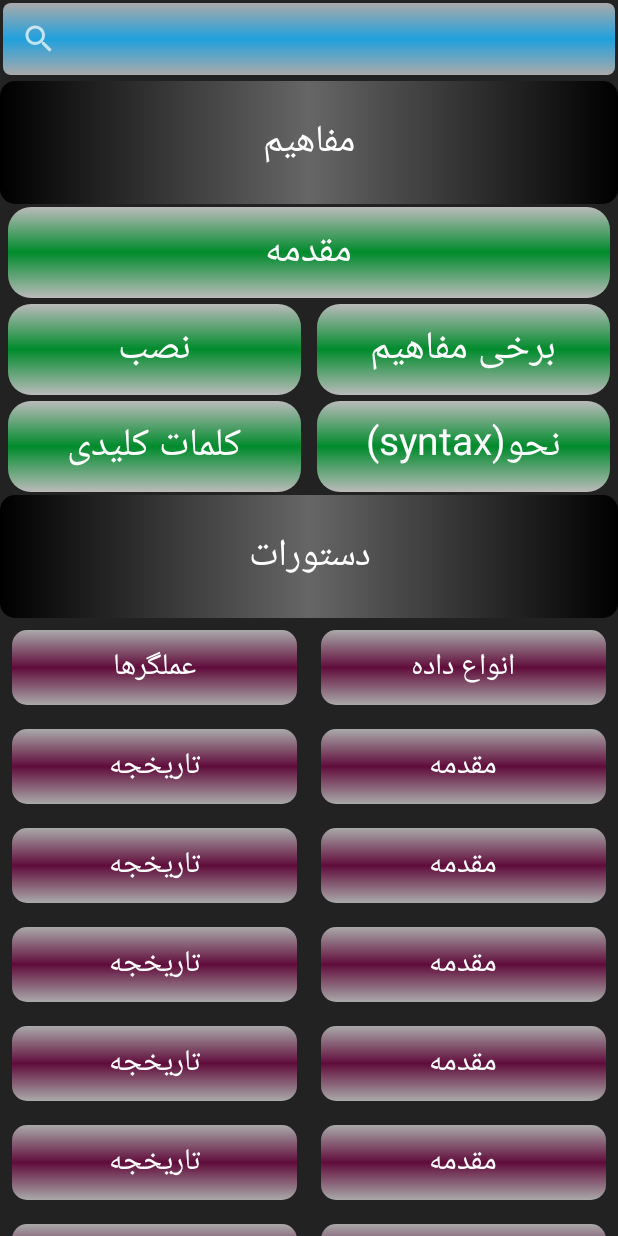
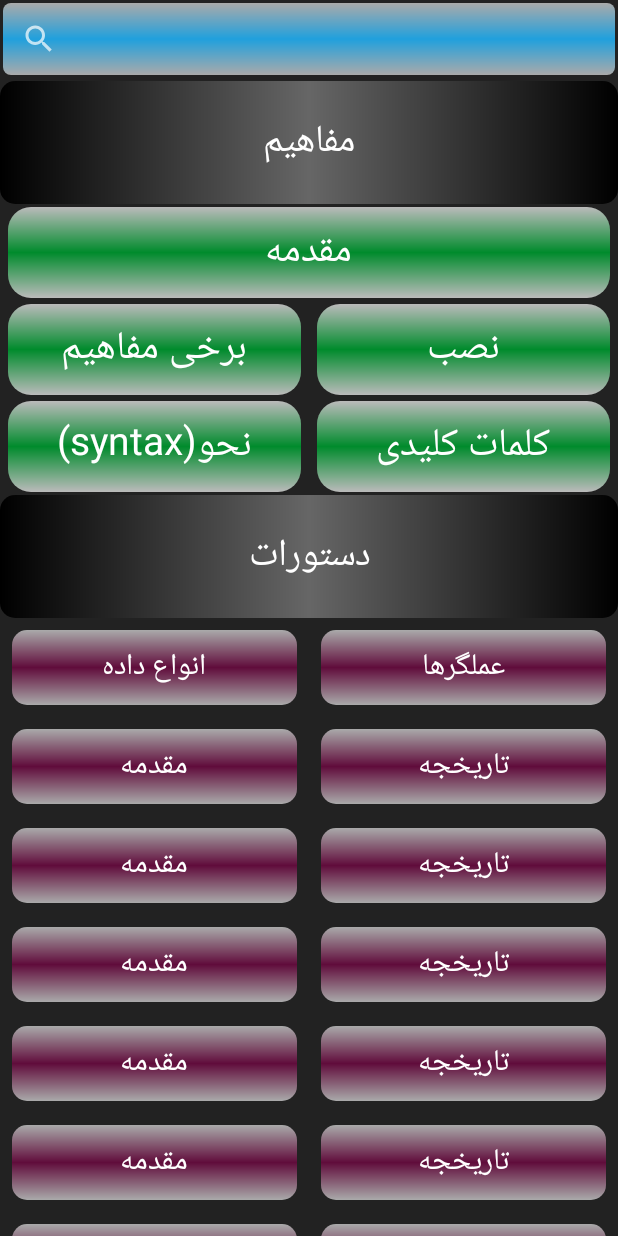
Before and after one commit to ahooee/SQL_learning_ANDROID, an Android app: the AmoozeshFehrestActivity screen opened directly, with no data from a screen before it, on a phone screen of 412 x 824 dp. Run offline under Robolectric (Android 15) with nearby library versions, the phone set to English and light mode, and no system bars.

Commit message:
کمی تغییر در AmoozeshFehrestActivity و EntekhabActivity

```diff
--- a/app/src/main/java/ir/linuxian/sql/activityha/AmoozeshFehrestActivity.java
+++ b/app/src/main/java/ir/linuxian/sql/activityha/AmoozeshFehrestActivity.java
@@ -1,8 +1,14 @@
 package ir.linuxian.sql.activityha;
 
+import android.content.Context;
 import android.content.Intent;
+import android.graphics.Color;
 import android.os.Bundle;
+import android.view.LayoutInflater;
 import android.view.View;
+import android.view.ViewGroup;
+import android.widget.LinearLayout;
+import android.widget.TextView;
 import android.widget.Toast;
 
 import androidx.appcompat.app.AppCompatActivity;
@@ -15,12 +21,17 @@ import java.util.List;
 
 import ir.linuxian.sql.R;
 import ir.linuxian.sql.adapterha.AmoozeshListAdapter;
+import ir.linuxian.sql.komakkar.AhooeeToast;
 import ir.linuxian.sql.komakkar.RecyclerTouchHandler;
 import ir.linuxian.sql.modelha.AmoozeshListModel;
 
 public class AmoozeshFehrestActivity extends AppCompatActivity {
 
     RecyclerView recyclerView;
+
+    LinearLayout linearAmoozesh;
+
+    TextView textView;
 
     List<AmoozeshListModel> amoozeshListModels;
 
@@ -32,113 +43,35 @@ public class AmoozeshFehrestActivity extends AppCompatActivity {
 
 
 
+
+
     @Override
     protected void onCreate(Bundle savedInstanceState) {
         super.onCreate(savedInstanceState);
         setContentView(R.layout.activity_fehrest_amoozesh);
 
 
+        init();
+
         listSaaz();
 
-        recyclerView = findViewById(R.id.recycler_amoozesh);
+        gridLayoutSetter(false);
 
-        amoozeshListAdapter =new AmoozeshListAdapter(amoozeshListModels);
+        jostojoo();
+
+
+        recyclerViewOnItemTouch();
 
 
 
 
-        GridLayoutManager gridLayoutManager = new GridLayoutManager(this,2);
-
-        GridLayoutManager.SpanSizeLookup spanSizeLookup = new GridLayoutManager.SpanSizeLookup() {
-            @Override
-            public int getSpanSize(int position) {
-
-
-                if(position <= 1 || position == 6 ){
-
-                    return 2;
-
-                }else if(position > 1 && position <=5){
-
-                    return 1;
-                }else if(position > 6){
-                    return 1;
-                }else{
-
-                    return 2;
-
-                }
-
-
-
-            }
-        };
-
-
-        gridLayoutManager.setSpanSizeLookup(spanSizeLookup);
-        recyclerView.setLayoutManager(gridLayoutManager);
+    }
 
 
 
 
-        recyclerView.setAdapter(amoozeshListAdapter);
 
-        searchView = findViewById(R.id.search_list);
-
-        searchView.setQueryHint("جستجو");
-
-        //assign the list to the new list
-        newamoozeshListModels = amoozeshListModels;
-
-        searchView.setOnQueryTextListener(new SearchView.OnQueryTextListener() {
-            @Override
-            public boolean onQueryTextSubmit(String query) {
-                return false;
-            }
-
-            @Override
-            public boolean onQueryTextChange(String newText) {
-
-                //for search in English pharse
-                newText = newText.toLowerCase();
-
-                newamoozeshListModels = new ArrayList<>();
-
-
-                if(newText.isEmpty()){
-
-                    newamoozeshListModels = amoozeshListModels;
-
-                }else {
-
-
-                    for (AmoozeshListModel amoozeshListModel : amoozeshListModels) {
-
-                        if (amoozeshListModel.getNaam().toLowerCase().contains(newText)) {
-
-                           if(!((amoozeshListModel.getGoone() == AmoozeshListModel.SARSAFHE) )) {
-
-                                newamoozeshListModels.add(amoozeshListModel);
-                            }
-
-
-
-                        }
-
-
-                    }
-
-                }
-
-                amoozeshListAdapter.search(newamoozeshListModels);
-
-
-                //Toast.makeText(AmoozeshFehrestActivity.this,newText,Toast.LENGTH_SHORT).show();
-                return false;
-            }
-        });
-
-
+    private void recyclerViewOnItemTouch() {
 
         recyclerView.addOnItemTouchListener(new RecyclerTouchHandler(AmoozeshFehrestActivity.this,new RecyclerTouchHandler.ClickKon() {
             @Override
@@ -155,13 +88,203 @@ public class AmoozeshFehrestActivity extends AppCompatActivity {
 
 
 
+    }
+
+    private void jostojoo() {
+
+
+        searchView.setQueryHint(getResources().getString(R.string.search));
+
+        //assign the list to the new list
+        newamoozeshListModels = amoozeshListModels;
+
+        searchView.setOnQueryTextListener(new SearchView.OnQueryTextListener() {
+            @Override
+            public boolean onQueryTextSubmit(String query) {
+
+                int natayej = 0;
+                for(AmoozeshListModel amoozeshListModel : amoozeshListModels){
+
+                    if(amoozeshListModel.getNaam().toLowerCase().contains(query) &&
+                            !((amoozeshListModel.getGoone() == AmoozeshListModel.SARSAFHE) ))
+                        natayej = natayej +1;
+                }
+
+                String searchToast;
+
+                if(natayej>0){
+
+                    searchToast = natayej+" "+getString(R.string.search_toast);
+                }else {
+
+                    searchToast = getString(R.string.yaft_nashod);
+                }
+
+
+
+                new AhooeeToast(AmoozeshFehrestActivity.this)
+                        .setLayoutAndDurations(R.layout.ahooee_toast_layout,R.id.ahooee_toast_tv,searchToast,true,400,Toast.LENGTH_SHORT);
+
+
+
+
+
+                return false;
+            }
+
+            @Override
+            public boolean onQueryTextChange(String newText) {
+
+                //for search in English pharse
+                newText = newText.toLowerCase();
+
+                newamoozeshListModels = new ArrayList<>();
+
+
+                if(newText.isEmpty()){
+
+                    linearAmoozesh.removeAllViews();
+                    linearAmoozesh.addView(recyclerView);
+                    linearAmoozesh.setBackgroundColor(Color.parseColor("#000000"));
+
+                    newamoozeshListModels = amoozeshListModels;
+
+                    gridLayoutSetter(false);
+
+                }else {
+
+                    gridLayoutSetter(true);
+
+                    int yabande = 0;
+
+                    for (AmoozeshListModel amoozeshListModel : amoozeshListModels) {
+
+                        if (amoozeshListModel.getNaam().toLowerCase().contains(newText)) {
+
+                            linearAmoozesh.removeAllViews();
+                            linearAmoozesh.addView(recyclerView);
+                            linearAmoozesh.setBackgroundColor(Color.parseColor("#000000"));
+
+                            yabande = yabande + 1;
+
+                            if(!((amoozeshListModel.getGoone() == AmoozeshListModel.SARSAFHE) )) {
+
+                                newamoozeshListModels.add(amoozeshListModel);
+                            }
+
+
+
+                        }
+
+
+                    }
+
+                    if(yabande == 0){
+
+                        linearAmoozesh.removeAllViews();
+
+                        linearAmoozesh
+                                .setBackground(AmoozeshFehrestActivity.this.getResources().getDrawable(R.drawable.mostatil_soorati));
+
+                        textView = new TextView(AmoozeshFehrestActivity.this);
+                        textView.setText(R.string.yaft_nashod);
+                        textView.setTextAppearance(AmoozeshFehrestActivity.this,R.style.yabande);
+                        textView.setTextColor(Color.WHITE);
+                        linearAmoozesh.addView(textView);
+
+                    }
+
+
+
+
+                }
+
+                amoozeshListAdapter.search(newamoozeshListModels);
+
+
+
+
+                //Toast.makeText(AmoozeshFehrestActivity.this,newText,Toast.LENGTH_SHORT).show();
+                return false;
+            }
+        });
+
+
+
+    }
+
+    private void gridLayoutSetter(final boolean ifinSearch) {
+
+        GridLayoutManager gridLayoutManager = new GridLayoutManager(this,2);
+
+        GridLayoutManager.SpanSizeLookup spanSizeLookup = new GridLayoutManager.SpanSizeLookup() {
+            @Override
+            public int getSpanSize(int position) {
+
+                if(ifinSearch){
+
+                    return 1;
+
+                }else {
+
+                if(position <= 1 || position == 6 ){
+
+                    return 2;
+
+                }else{
+
+                    return 1;
+
+                }
+
+
+                }
+
+
+            }
+        };
+
+
+        gridLayoutManager.setSpanSizeLookup(spanSizeLookup);
+        recyclerView.setLayoutManager(gridLayoutManager);
+
+
+
+
+
+    }
+
+
+    private void init() {
+
+        amoozeshListModels =new ArrayList<>();
+
+        linearAmoozesh = findViewById(R.id.linear_amoozesh);
+
+        recyclerView = new RecyclerView(this);
+
+        searchView = findViewById(R.id.search_list);
+
+
+
+        RecyclerView.LayoutParams layoutParams =
+                new RecyclerView.LayoutParams(RecyclerView.LayoutParams.MATCH_PARENT,RecyclerView.LayoutParams.MATCH_PARENT);
+
+
+        recyclerView.setLayoutParams(layoutParams);
+
+
+        amoozeshListAdapter =new AmoozeshListAdapter(amoozeshListModels);
+
+        recyclerView.setAdapter(amoozeshListAdapter);
+
+        linearAmoozesh.addView(recyclerView);
 
 
     }
 
     private void listSaaz() {
 
-        amoozeshListModels =new ArrayList<>();
 
         int i = 0;
 
--- a/app/src/main/res/layout/activity_fehrest_amoozesh.xml
+++ b/app/src/main/res/layout/activity_fehrest_amoozesh.xml
@@ -21,15 +21,19 @@
 
     />
 
-
-    <androidx.recyclerview.widget.RecyclerView
-        android:layout_marginTop="4sp"
+    <LinearLayout
         android:layout_width="match_parent"
         android:layout_height="match_parent"
-        android:id="@+id/recycler_amoozesh"
-        android:layoutDirection="rtl"
-
+        android:layout_marginTop="4sp"
+        android:id="@+id/linear_amoozesh"
+        android:gravity="center"
+        android:orientation="horizontal"
         />
 
 
+
+
+
+
+
 </LinearLayout>
--- a/app/src/main/res/values/strings.xml
+++ b/app/src/main/res/values/strings.xml
@@ -19,4 +19,9 @@
     <string name="attachment_summary_on">Automatically download attachments for incoming emails
     </string>
     <string name="attachment_summary_off">Only download attachments when manually requested</string>
+
+    <string name="yaft_nashod">یافت نشد!😢</string>
+    <string name="search">جستجو</string>
+    <string name="search_toast">مورد پیدا شد!</string>
+    <string name="be_zoodi">…در حال تکمیل…</string>
 </resources>
--- a/app/src/main/res/values/styles.xml
+++ b/app/src/main/res/values/styles.xml
@@ -26,4 +26,16 @@
 
     </style>
 
+
+    <style name="yabande" >
+    <item name="android:fontFamily">casual</item>
+    <item name="android:textSize">24sp</item>
+    <item name="android:padding">2dip</item>
+    <item name="android:layout_marginTop">2sp</item>
+        <item name="android:textColor">#FFFFFFFF</item>
+        <item name="android:textDirection">anyRtl</item>
+        <item name="android:textAlignment">center</item>
+
+    </style>
+
 </resources>
```
Also changed, not shown: app/src/main/java/ir/linuxian/sql/activityha/EntekhabActivity.java (+4 -5 lines), app/src/main/java/ir/linuxian/sql/komakkar/AhooeeToast.java (added, +68 -0 lines), app/src/main/res/layout/ahooee_toast_layout.xml (added, +28 -0 lines), app/src/main/res/layout/toast_layout.xml (added, +29 -0 lines).
